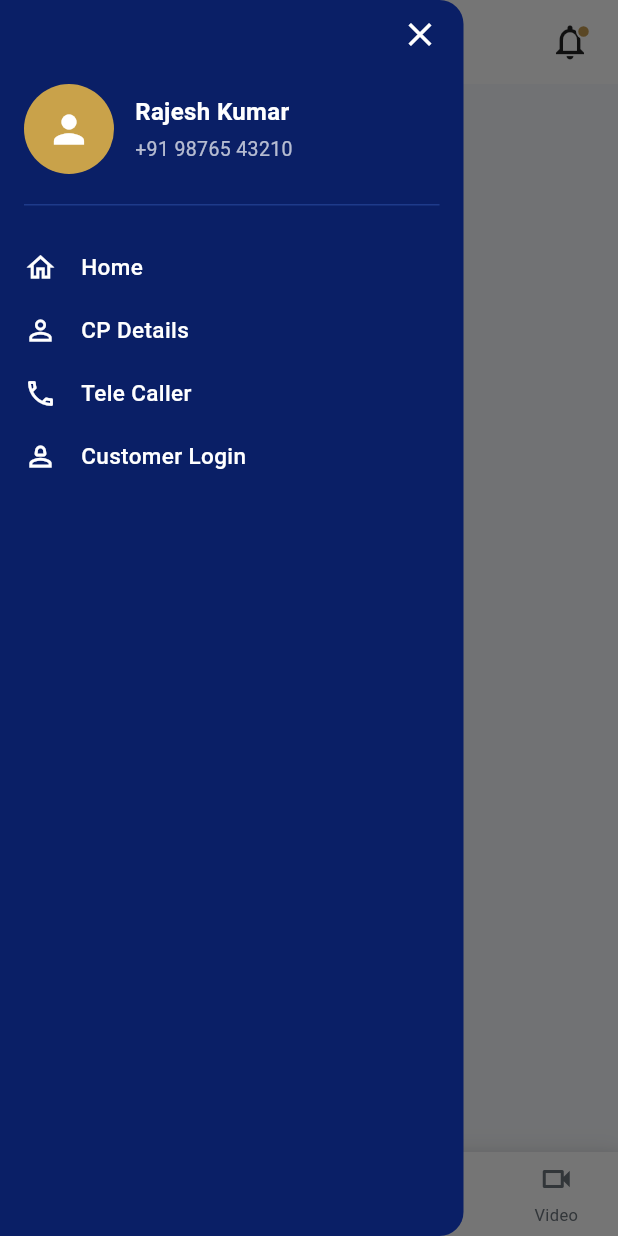
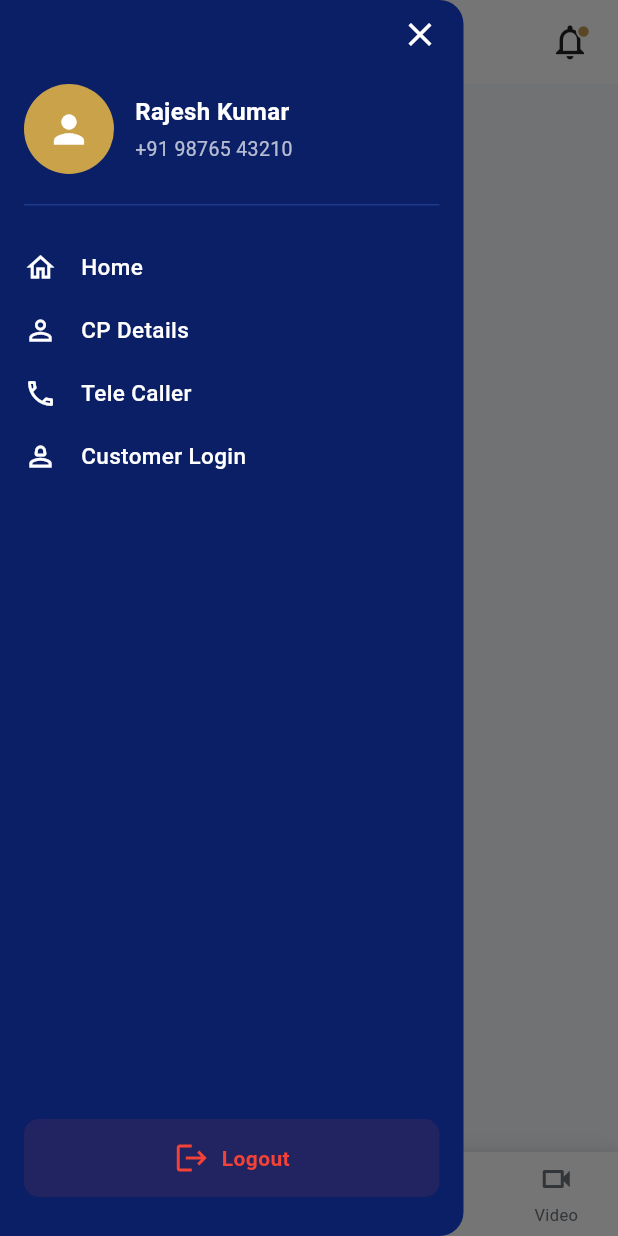
Before and after one commit to RkNani19/cp_app, a Flutter app: the DashboardScreen screen opened directly, item 2 of the bottom bar chosen, with the side drawer open, on a phone screen of 412 x 824 dp. Run offline on Flutter 3.47's test engine with Material 3 defaults, Android fonts, the phone set to English and light mode, and no system bars; our stand-ins replace shared_preferences; accounts and stored records are empty; network calls fail.

Commit message:
adding logout buttion and navigation

```diff
--- a/lib/view/dashboard_screen.dart
+++ b/lib/view/dashboard_screen.dart
@@ -1,4 +1,5 @@
 import 'package:flutter/material.dart';
+import 'package:gjk_cp/view/login_screen.dart';
 
 class AppColors {
   static const Color background = Color(0xFFF7F9FC);
@@ -204,6 +205,42 @@ class _DashboardScreenState extends State<DashboardScreen> {
               drawerItem(Icons.person_outline, "CP Details"),
               drawerItem(Icons.call_outlined, "Tele Caller"),
               drawerItem(Icons.person_2_outlined, "Customer Login"),
+
+              const Spacer(), // ✅ NOW CORRECT PLACE
+              // ===== LOGOUT BUTTON =====
+              Padding(
+                padding: const EdgeInsets.all(16),
+                child: InkWell(
+                  borderRadius: BorderRadius.circular(10),
+                  onTap: () {
+                    showLogoutDialog(context);
+                  },
+                  child: Container(
+                    padding: const EdgeInsets.symmetric(vertical: 14),
+                    decoration: BoxDecoration(
+                      color: Colors.red.withOpacity(0.1),
+                      borderRadius: BorderRadius.circular(10),
+                    ),
+                    child: Row(
+                      mainAxisAlignment: MainAxisAlignment.center,
+                      children: const [
+                        Icon(Icons.logout, color: Colors.red),
+                        SizedBox(width: 8),
+                        Text(
+                          "Logout",
+                          style: TextStyle(
+                            color: Colors.red,
+                            fontWeight: FontWeight.w600,
+                            fontSize: 14,
+                          ),
+                        ),
+                      ],
+                    ),
+                  ),
+                ),
+              ),
+
+              const SizedBox(height: 10),
             ],
           ),
         ),
@@ -306,6 +343,45 @@ class _DashboardScreenState extends State<DashboardScreen> {
       ),
     );
   }
+
+  void showLogoutDialog(BuildContext context) {
+  showDialog(
+    context: context,
+    builder: (context) {
+      return AlertDialog(
+        shape: RoundedRectangleBorder(
+          borderRadius: BorderRadius.circular(16),
+        ),
+        title: const Text("Logout"),
+        content: const Text("Are you sure you want to logout?"),
+        actions: [
+          TextButton(
+            onPressed: () => Navigator.pop(context),
+            child: const Text("Cancel"),
+          ),
+          ElevatedButton(
+            style: ElevatedButton.styleFrom(
+              backgroundColor: Colors.red,
+            ),
+            onPressed: () {
+              Navigator.pop(context);
+
+              Navigator.pushAndRemoveUntil(
+                context,
+                MaterialPageRoute(
+                  builder: (context) =>
+                      const LoginScreen(title: "Login"),
+                ),
+                (route) => false,
+              );
+            },
+            child: const Text("Logout"),
+          ),
+        ],
+      );
+    },
+  );
+}
 }
 
 class DrawerColors {
```
Also changed, not shown: assets/fonts/Poppins-Bold.ttf (added), assets/fonts/Poppins-Regular.ttf (added), assets/fonts/Poppins-SemiBold.ttf (added), pubspec.lock.
